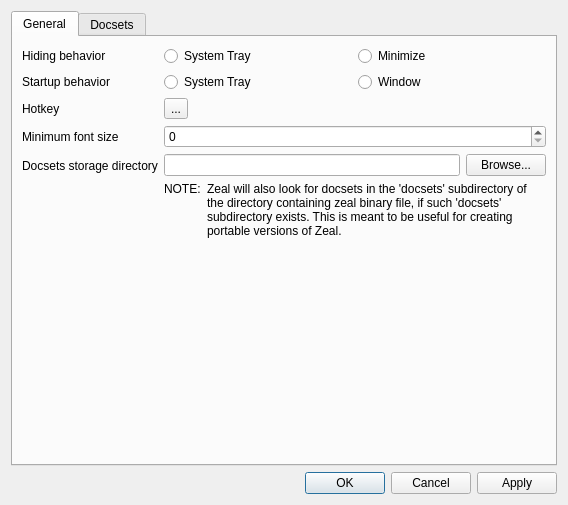
PostPCEra/zeal-debian, file zeal/zealsettingsdialog.ui: the form before one commit.
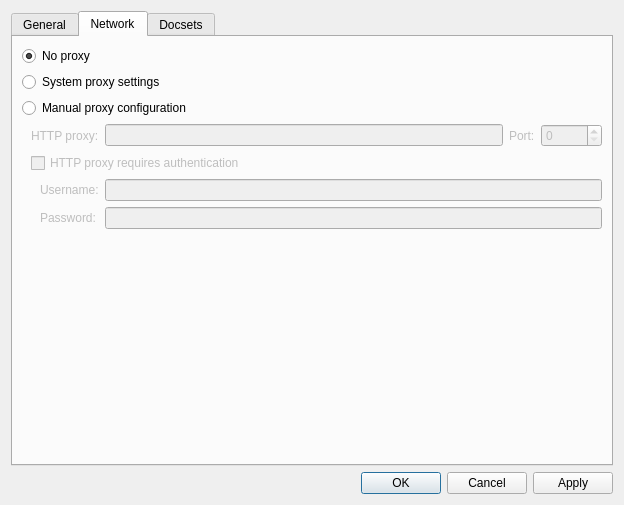
The form after the commit. The open tabs and pages were chosen to show the change. Custom widgets are drawn as their Qt base class.

```diff
--- a/zeal/zealsettingsdialog.ui
+++ b/zeal/zealsettingsdialog.ui
@@ -6,7 +6,7 @@
    <rect>
     <x>0</x>
     <y>0</y>
-    <width>568</width>
+    <width>624</width>
     <height>505</height>
    </rect>
   </property>
@@ -162,6 +162,181 @@
        </item>
       </layout>
      </widget>
+     <widget class="QWidget" name="tab_network">
+      <attribute name="title">
+       <string>Network</string>
+      </attribute>
+      <layout class="QVBoxLayout" name="verticalLayout_2">
+       <item>
+        <widget class="QRadioButton" name="m_noProxySettings">
+         <property name="text">
+          <string>No proxy</string>
+         </property>
+         <property name="checked">
+          <bool>true</bool>
+         </property>
+        </widget>
+       </item>
+       <item>
+        <widget class="QRadioButton" name="m_systemProxySettings">
+         <property name="enabled">
+          <bool>true</bool>
+         </property>
+         <property name="text">
+          <string>System proxy settings</string>
+         </property>
+         <property name="checked">
+          <bool>false</bool>
+         </property>
+        </widget>
+       </item>
+       <item>
+        <widget class="QRadioButton" name="m_manualProxySettings">
+         <property name="text">
+          <string>Manual proxy configuration</string>
+         </property>
+        </widget>
+       </item>
+       <item>
+        <widget class="QWidget" name="m_rootWidget" native="true">
+         <layout class="QVBoxLayout" name="verticalLayout_6">
+          <property name="topMargin">
+           <number>0</number>
+          </property>
+          <property name="rightMargin">
+           <number>0</number>
+          </property>
+          <property name="bottomMargin">
+           <number>0</number>
+          </property>
+          <item>
+           <layout class="QVBoxLayout" name="m_httpRootLayout">
+            <item>
+             <layout class="QHBoxLayout" name="m_httpProxyLayout">
+              <item>
+               <widget class="QLabel" name="m_httpProxyLabel">
+                <property name="enabled">
+                 <bool>false</bool>
+                </property>
+                <property name="text">
+                 <string>HTTP proxy:</string>
+                </property>
+               </widget>
+              </item>
+              <item>
+               <widget class="QLineEdit" name="m_httpProxy">
+                <property name="enabled">
+                 <bool>false</bool>
+                </property>
+               </widget>
+              </item>
+              <item>
+               <widget class="QLabel" name="m_httpProxyPortLabel">
+                <property name="enabled">
+                 <bool>false</bool>
+                </property>
+                <property name="text">
+                 <string>Port:</string>
+                </property>
+               </widget>
+              </item>
+              <item>
+               <widget class="QSpinBox" name="m_httpProxyPort">
+                <property name="enabled">
+                 <bool>false</bool>
+                </property>
+                <property name="maximum">
+                 <number>65535</number>
+                </property>
+               </widget>
+              </item>
+             </layout>
+            </item>
+            <item>
+             <widget class="QCheckBox" name="m_httpProxyNeedsAuth">
+              <property name="enabled">
+               <bool>false</bool>
+              </property>
+              <property name="text">
+               <string>HTTP proxy requires authentication</string>
+              </property>
+             </widget>
+            </item>
+            <item>
+             <widget class="QWidget" name="m_httpAuthWidget" native="true">
+              <property name="enabled">
+               <bool>false</bool>
+              </property>
+              <layout class="QGridLayout" name="gridLayout_2">
+               <property name="topMargin">
+                <number>0</number>
+               </property>
+               <property name="rightMargin">
+                <number>0</number>
+               </property>
+               <property name="bottomMargin">
+                <number>0</number>
+               </property>
+               <item row="0" column="0">
+                <widget class="QLabel" name="m_httpProxyUserLabel">
+                 <property name="enabled">
+                  <bool>false</bool>
+                 </property>
+                 <property name="text">
+                  <string>Username:</string>
+                 </property>
+                </widget>
+               </item>
+               <item row="0" column="1">
+                <widget class="QLineEdit" name="m_httpProxyUser">
+                 <property name="enabled">
+                  <bool>false</bool>
+                 </property>
+                </widget>
+               </item>
+               <item row="1" column="0">
+                <widget class="QLabel" name="m_httpProxyPassLabel">
+                 <property name="enabled">
+                  <bool>false</bool>
+                 </property>
+                 <property name="text">
+                  <string>Password:</string>
+                 </property>
+                </widget>
+               </item>
+               <item row="1" column="1">
+                <widget class="QLineEdit" name="m_httpProxyPass">
+                 <property name="enabled">
+                  <bool>false</bool>
+                 </property>
+                 <property name="echoMode">
+                  <enum>QLineEdit::Password</enum>
+                 </property>
+                </widget>
+               </item>
+              </layout>
+             </widget>
+            </item>
+           </layout>
+          </item>
+          <item>
+           <spacer name="verticalSpacer_2">
+            <property name="orientation">
+             <enum>Qt::Vertical</enum>
+            </property>
+            <property name="sizeHint" stdset="0">
+             <size>
+              <width>20</width>
+              <height>0</height>
+             </size>
+            </property>
+           </spacer>
+          </item>
+         </layout>
+        </widget>
+       </item>
+      </layout>
+     </widget>
      <widget class="QWidget" name="tab_4">
       <attribute name="title">
        <string>Docsets</string>
```
Left out of the diff: 174 changed lines with no effect on the pictures.
